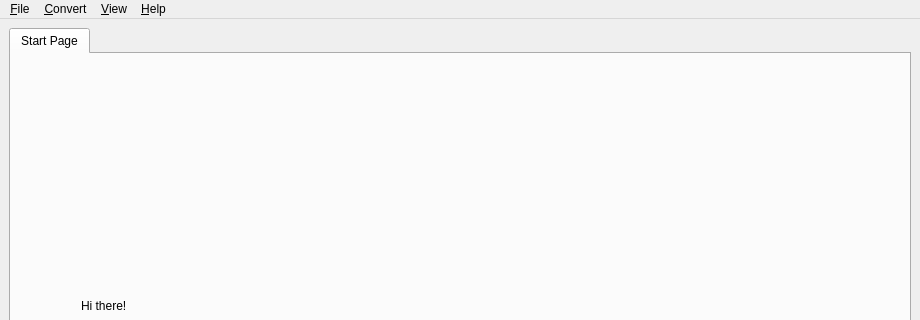
First picture: the form in elkoa/gui/MainWindow.ui, repository PandaScience/ElkOpticsAnalyzer, before the edit; both pictures show x 0 to 920 and y 0 to 320 of the 920 by 700 pixel window.
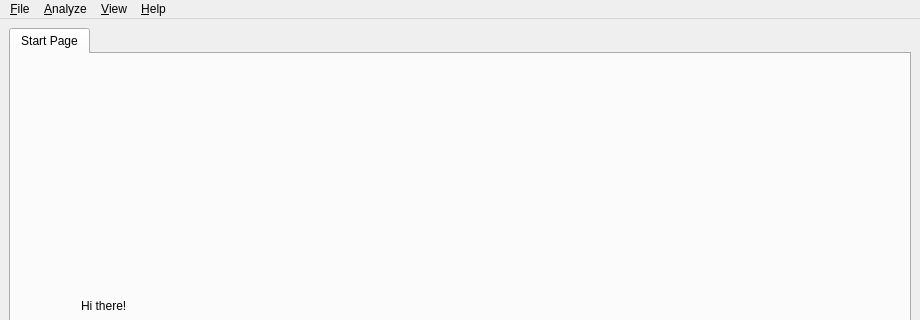
Second picture: the form after the edit. Icons and pictures are not drawn.

Commit message:
Add field manipulator dialog
- Add option to manipulate field values using operators and functions supported
  by the numexpr package or x-shift the graph(s) to the left/right
- Add decorator 'rejectForBatch'
- Adapt menu entries in main window

Sem-Ver: feature

Patch:
```diff
--- a/elkoa/gui/MainWindow.ui
+++ b/elkoa/gui/MainWindow.ui
@@ -400,7 +400,7 @@
    </widget>
    <widget class="QMenu" name="menuConvert">
     <property name="title">
-     <string>&amp;Convert</string>
+     <string>&amp;Analyze</string>
     </property>
     <addaction name="actionResponseRelations"/>
    </widget>
```
Left out of the diff: 15 changed lines with no effect on the pictures. The commit also changes 4 other files.
